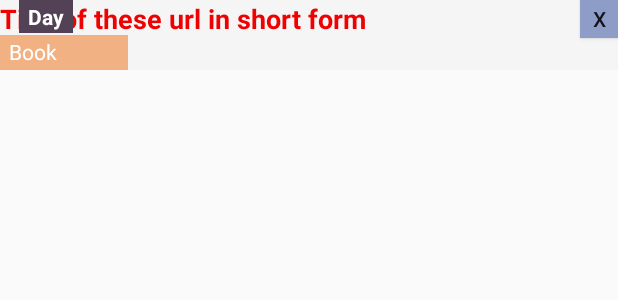
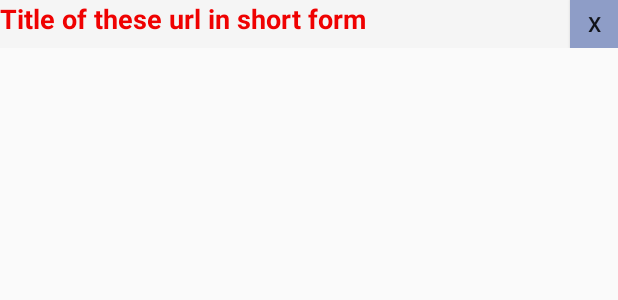
Before and after one commit to VladyslavBilan/Daybook, an Android app: the layout posts_item.xml on its own in the app's theme, with its tools: preview values and no code run, on a phone screen of 412 x 824 dp. Shown: the top 300 px of the screen. Run offline under Robolectric (Android 15) with nearby library versions, the phone set to English and light mode, and no system bars.

Commit message:
First iteration 6.0

```diff
--- a/app/src/main/java/com/bilan/postsApp/fragments/CreatePostsItemFragment.java
+++ b/app/src/main/java/com/bilan/postsApp/fragments/CreatePostsItemFragment.java
@@ -1,28 +1,23 @@
 package com.bilan.postsApp.fragments;
 
+import static com.bilan.postsApp.R.id.buttonSubmit;
+import static com.bilan.postsApp.R.id.editTextDescription;
+import static com.bilan.postsApp.R.id.editTextTitle;
+import static com.bilan.postsApp.R.layout.fragment_posts_create;
+
 import android.os.Bundle;
+import android.view.LayoutInflater;
+import android.view.View;
+import android.view.ViewGroup;
+import android.widget.Button;
+import android.widget.EditText;
 
 import androidx.annotation.NonNull;
 import androidx.annotation.Nullable;
 import androidx.fragment.app.Fragment;
 
-import android.view.LayoutInflater;
-import android.view.View;
-import android.view.ViewGroup;
-import android.widget.ArrayAdapter;
-import android.widget.Button;
-import android.widget.EditText;
-import android.widget.Spinner;
-
 import com.bilan.postsApp.db.DatabaseHelper;
 
-import java.util.ArrayList;
-import java.util.List;
-
-import static android.R.layout.simple_spinner_dropdown_item;
-import static com.bilan.postsApp.R.id.*;
-import static com.bilan.postsApp.R.layout.fragment_posts_create;
-import static com.bilan.postsApp.R.layout.spinner_item_layout;
 
 
 public class CreatePostsItemFragment extends Fragment {
@@ -47,16 +42,8 @@ public class CreatePostsItemFragment extends Fragment {
     @Override
     public void onViewCreated(@NonNull View view, @Nullable Bundle savedInstanceState) {
 
-        ArrayAdapter<String> adapter = new ArrayAdapter<>(
-                this.getContext(),
-                spinner_item_layout
-        );
-        adapter.setDropDownViewResource(simple_spinner_dropdown_item);
-
         Button submitButton = view.findViewById(buttonSubmit);
-        submitButton.setOnClickListener(new View.OnClickListener() {
-            @Override
-            public void onClick(View v) {
+        submitButton.setOnClickListener(v -> {
             EditText title = view.findViewById(editTextTitle);
             EditText description = view.findViewById(editTextDescription);
             databaseHelper.addNote(
@@ -68,7 +55,6 @@ public class CreatePostsItemFragment extends Fragment {
             title.clearComposingText();
             description.clearComposingText();
             requireActivity().onBackPressed();
-            }
         });
     }
 }
--- a/app/src/main/res/layout/posts_item.xml
+++ b/app/src/main/res/layout/posts_item.xml
@@ -16,51 +16,18 @@
         android:textColor="#EF0101"
         android:textSize="18sp"
         android:textStyle="bold"
-        tools:layout_editor_absoluteX="16dp"
-        tools:layout_editor_absoluteY="92dp"
-        tools:ignore="MissingConstraints" />
+        tools:ignore="HardcodedText,MissingConstraints"
+        tools:layout_editor_absoluteX="4dp"
+        tools:layout_editor_absoluteY="16dp" />
 
-    <TextView
-        android:id="@+id/source"
-        android:layout_width="wrap_content"
-        android:layout_height="wrap_content"
-        android:background="#534255"
-        android:paddingLeft="6sp"
-        android:paddingTop="1sp"
-        android:paddingRight="6sp"
-        android:paddingBottom="1sp"
-        android:text="Day"
-        android:textColor="#FFFFFF"
-        android:textStyle="bold"
-        app:layout_constraintEnd_toEndOf="@+id/removeButton"
-        app:layout_constraintHorizontal_bias="0.033"
-        app:layout_constraintStart_toStartOf="parent"
-        app:layout_constraintTop_toTopOf="parent" />
-
-    <TextView
-        android:id="@+id/category"
-        android:layout_width="85dp"
-        android:layout_height="23dp"
-        android:layout_marginTop="1dp"
-        android:background="#f2b183"
-        android:paddingLeft="6sp"
-        android:paddingTop="1sp"
-        android:paddingRight="6sp"
-        android:paddingBottom="1sp"
-        android:text="Book"
-        android:textColor="@android:color/white"
-        app:layout_constraintBottom_toBottomOf="parent"
-        app:layout_constraintTop_toBottomOf="@+id/source"
-        app:layout_constraintVertical_bias="0.075"
-        tools:layout_editor_absoluteX="12dp"
-        tools:ignore="MissingConstraints" />
     <Button
         android:id="@+id/removeButton"
-        android:layout_width="25dp"
-        android:layout_height="25dp"
+        android:layout_width="32dp"
+        android:layout_height="32dp"
         android:background="#8e9dc7"
         android:text="x"
         app:layout_constraintEnd_toEndOf="parent"
-        app:layout_constraintTop_toTopOf="parent" />
+        app:layout_constraintTop_toTopOf="parent"
+        tools:ignore="HardcodedText" />
 
 </androidx.constraintlayout.widget.ConstraintLayout>
--- a/app/src/main/res/layout/spinner_item_layout.xml
+++ /dev/null
@@ -1,7 +0,0 @@
-<TextView xmlns:android="http://schemas.android.com/apk/res/android"
-    android:id="@android:id/text1"
-    android:layout_width="match_parent"
-    android:layout_height="wrap_content"
-    android:textColor="#000000"
-    android:textColorHint="#000000"
-    android:textSize="18sp"/>
```
Also changed, not shown: app/src/main/res/drawable/Daybook_icon.png (deleted), app/src/main/res/drawable/Title.png (deleted), 9 other files. Lines whose indentation alone changed are shown as unchanged.
